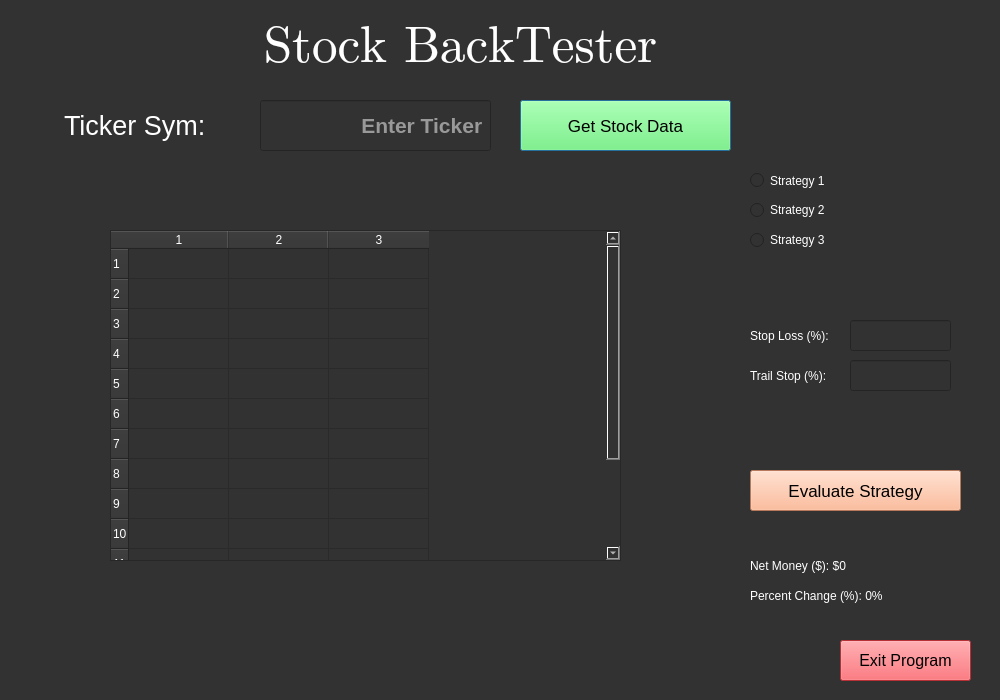
Qt form StockGUI.ui (ArunJayaraman95/Industrial-Python-Project) before a commit.
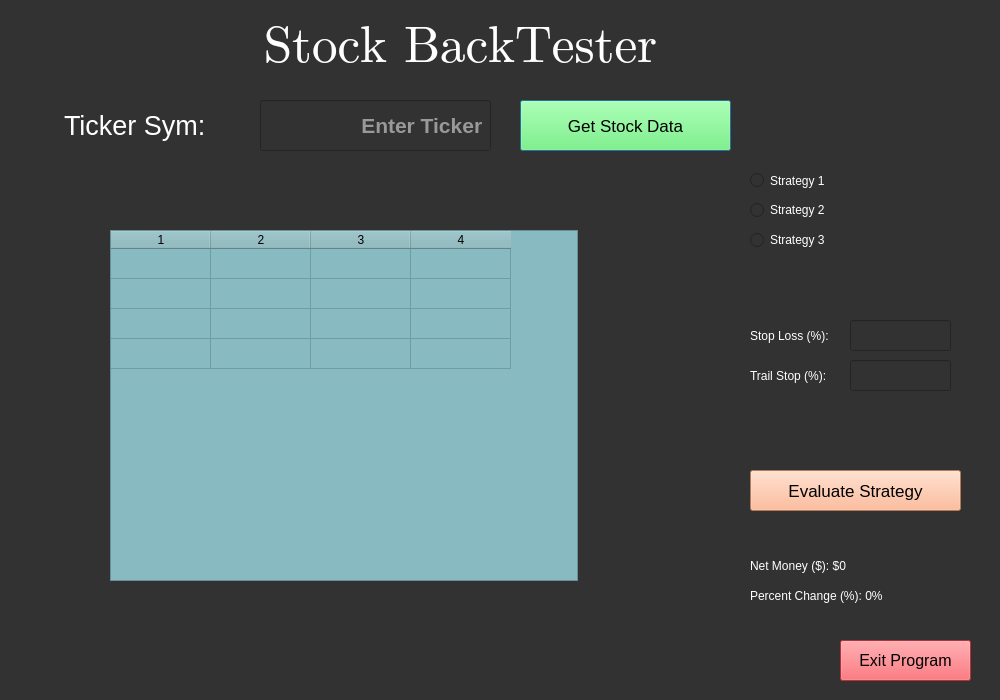
The same form after that commit.

Commit message: Action log visible in GUI

Patch:
```diff
--- a/StockGUI.ui
+++ b/StockGUI.ui
@@ -265,30 +265,46 @@
     <rect>
      <x>110</x>
      <y>230</y>
-     <width>511</width>
-     <height>331</height>
+     <width>468</width>
+     <height>351</height>
     </rect>
    </property>
+   <property name="sizePolicy">
+    <sizepolicy hsizetype="Expanding" vsizetype="Expanding">
+     <horstretch>0</horstretch>
+     <verstretch>0</verstretch>
+    </sizepolicy>
+   </property>
+   <property name="font">
+    <font>
+     <family>Lucida Sans Unicode</family>
+     <pointsize>12</pointsize>
+    </font>
+   </property>
+   <property name="styleSheet">
+    <string notr="true">background-color: rgb(135, 187, 193);
+color: rgb(0, 0, 0);</string>
+   </property>
+   <property name="lineWidth">
+    <number>1</number>
+   </property>
+   <property name="gridStyle">
+    <enum>Qt::SolidLine</enum>
+   </property>
    <property name="rowCount">
-    <number>14</number>
+    <number>4</number>
    </property>
    <property name="columnCount">
-    <number>3</number>
+    <number>4</number>
    </property>
+   <attribute name="verticalHeaderVisible">
+    <bool>false</bool>
+   </attribute>
    <row/>
    <row/>
    <row/>
    <row/>
-   <row/>
-   <row/>
-   <row/>
-   <row/>
-   <row/>
-   <row/>
-   <row/>
-   <row/>
-   <row/>
-   <row/>
+   <column/>
    <column/>
    <column/>
    <column/>
```
The commit also changes 1 other file.
